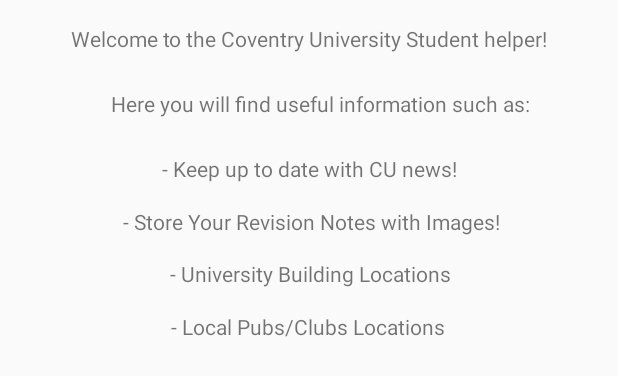
After one commit to Holmesy221/Android-Application-Year3, an Android app: the layout fragment_about.xml on its own in the app's theme, with its tools: preview values and no code run, on a phone screen of 412 x 824 dp. The commit adds this screen. Shown: the top 376 px of the screen. Run offline under Robolectric (Android 15) with nearby library versions, the phone set to English and light mode, and no system bars.

Commit message:
Added the about Fragment UI. // done the TODO.

```diff
--- a/mobile/src/main/AndroidManifest.xml
+++ b/mobile/src/main/AndroidManifest.xml
@@ -11,7 +11,8 @@
         android:theme="@style/AppTheme">
         <activity
             android:name=".MainActivity"
-            android:label="@string/app_name"
+
+            android:icon="@drawable/ic_cu_logo"
             android:theme="@style/AppTheme.NoActionBar">
             <intent-filter>
                 <action android:name="android.intent.action.MAIN" />
--- a/mobile/src/main/java/covuni/a300cemcovunistudenthelper/MainActivity.java
+++ b/mobile/src/main/java/covuni/a300cemcovunistudenthelper/MainActivity.java
@@ -31,8 +31,8 @@ public class MainActivity extends AppCompatActivity
         NavigationView navigationView = (NavigationView) findViewById(R.id.nav_view);
         navigationView.setNavigationItemSelectedListener(this);
 
-        // TODO: change to AboutFragment
-        Fragment fragment = new TimeLineFragment();
+
+        Fragment fragment = new AboutFragment();
         FragmentManager fragmentManager = getSupportFragmentManager();
         fragmentManager.beginTransaction().replace(R.id.frame_container,fragment).commit();
 
--- /dev/null
+++ b/mobile/src/main/res/layout/fragment_about.xml
@@ -0,0 +1,85 @@
+<?xml version="1.0" encoding="utf-8"?>
+<android.support.constraint.ConstraintLayout xmlns:android="http://schemas.android.com/apk/res/android"
+    xmlns:app="http://schemas.android.com/apk/res-auto"
+    xmlns:tools="http://schemas.android.com/tools"
+    android:orientation="vertical"
+    android:layout_width="match_parent"
+    android:layout_height="match_parent">
+
+
+    <TextView
+        android:id="@+id/textView2"
+        android:layout_width="wrap_content"
+        android:layout_height="wrap_content"
+        android:text="@string/about_text"
+        app:layout_constraintTop_toTopOf="parent"
+        android:layout_marginTop="16dp"
+        android:layout_marginRight="8dp"
+        app:layout_constraintRight_toRightOf="parent"
+        android:layout_marginLeft="8dp"
+        app:layout_constraintLeft_toLeftOf="parent" />
+
+    <TextView
+        android:id="@+id/textView3"
+        android:text="@string/about_body"
+        android:layout_width="wrap_content"
+        android:layout_height="wrap_content"
+        android:layout_marginLeft="8dp"
+        app:layout_constraintLeft_toLeftOf="@+id/textView2"
+        android:layout_marginTop="24dp"
+        app:layout_constraintTop_toBottomOf="@+id/textView2"
+        android:layout_marginRight="8dp"
+        app:layout_constraintRight_toRightOf="parent"
+        app:layout_constraintHorizontal_bias="0.266" />
+
+    <TextView
+        android:id="@+id/textView4"
+        android:layout_width="wrap_content"
+        android:layout_height="wrap_content"
+        android:text="@string/about_news"
+        android:layout_marginTop="24dp"
+        app:layout_constraintTop_toBottomOf="@+id/textView3"
+        android:layout_marginLeft="8dp"
+        app:layout_constraintLeft_toLeftOf="parent"
+        android:layout_marginRight="8dp"
+        app:layout_constraintRight_toRightOf="parent" />
+
+    <TextView
+        android:id="@+id/textView5"
+        android:layout_width="wrap_content"
+        android:layout_height="wrap_content"
+        android:text="@string/about_rev_notes"
+        android:layout_marginTop="16dp"
+        app:layout_constraintTop_toBottomOf="@+id/textView4"
+        android:layout_marginLeft="8dp"
+        app:layout_constraintLeft_toLeftOf="@+id/textView3"
+        android:layout_marginRight="8dp"
+        app:layout_constraintRight_toRightOf="parent"
+        app:layout_constraintHorizontal_bias="0.0" />
+
+    <TextView
+        android:id="@+id/textView6"
+        android:layout_width="wrap_content"
+        android:layout_height="wrap_content"
+        android:text="@string/about_uni"
+        android:layout_marginTop="15dp"
+        app:layout_constraintTop_toBottomOf="@+id/textView5"
+        android:layout_marginLeft="8dp"
+        app:layout_constraintLeft_toLeftOf="@+id/textView5"
+        android:layout_marginRight="8dp"
+        app:layout_constraintRight_toRightOf="parent"
+        app:layout_constraintHorizontal_bias="0.184" />
+
+    <TextView
+        android:id="@+id/textView7"
+        android:layout_width="wrap_content"
+        android:layout_height="wrap_content"
+        android:text="@string/about_pubs_clubs"
+        android:layout_marginTop="16dp"
+        app:layout_constraintTop_toBottomOf="@+id/textView6"
+        android:layout_marginLeft="8dp"
+        app:layout_constraintLeft_toLeftOf="@+id/textView5"
+        android:layout_marginRight="8dp"
+        app:layout_constraintRight_toRightOf="parent"
+        app:layout_constraintHorizontal_bias="0.185" />
+</android.support.constraint.ConstraintLayout>
--- a/mobile/src/main/res/menu/activity_main_drawer.xml
+++ b/mobile/src/main/res/menu/activity_main_drawer.xml
@@ -17,7 +17,6 @@
         <item
             android:id="@+id/nav_uni_twitter"
             android:icon="@drawable/ic_public_black_24dp"
-            android:checked="true"
             android:title="University News" />
     </group>
 
--- a/mobile/src/main/res/values/strings.xml
+++ b/mobile/src/main/res/values/strings.xml
@@ -3,4 +3,10 @@
 
     <string name="navigation_drawer_open">Open navigation drawer</string>
     <string name="navigation_drawer_close">Close navigation drawer</string>
+    <string name="about_text">Welcome to the Coventry University Student helper!</string>
+    <string name="about_body">Here you will find useful information such as:</string>
+    <string name="about_uni"> - University Building Locations</string>
+    <string name="about_pubs_clubs"> - Local Pubs/Clubs Locations</string>
+    <string name="about_rev_notes"> - Store Your Revision Notes with Images!</string>
+    <string name="about_news"> - Keep up to date with CU news!</string>
 </resources>
```
